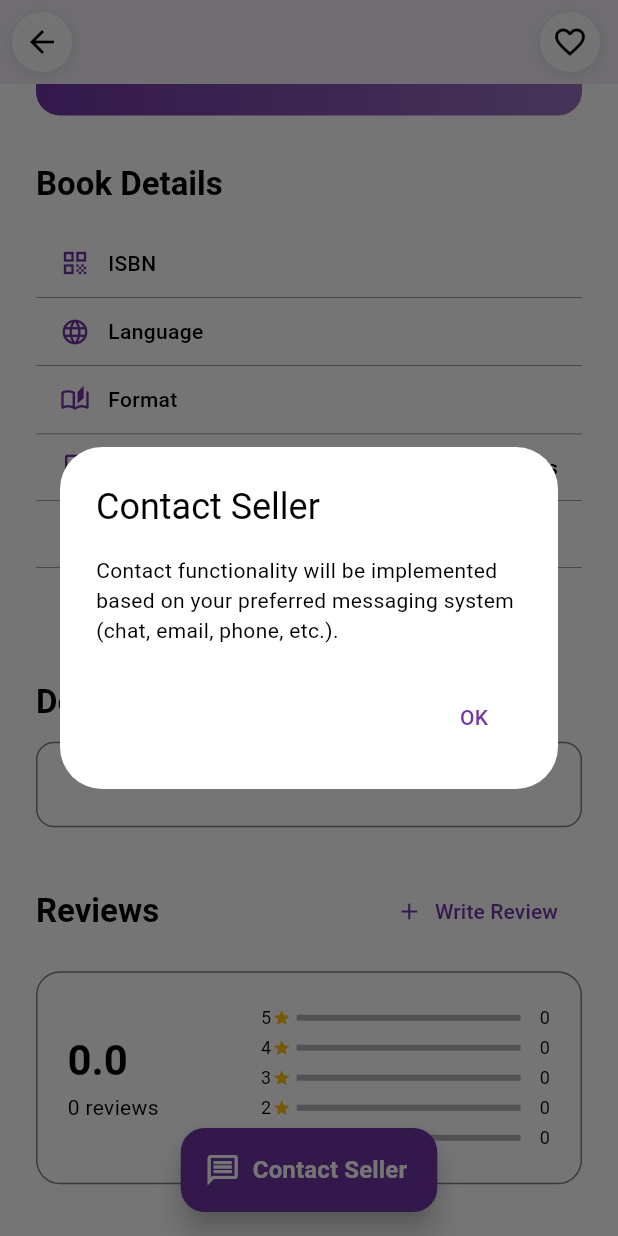
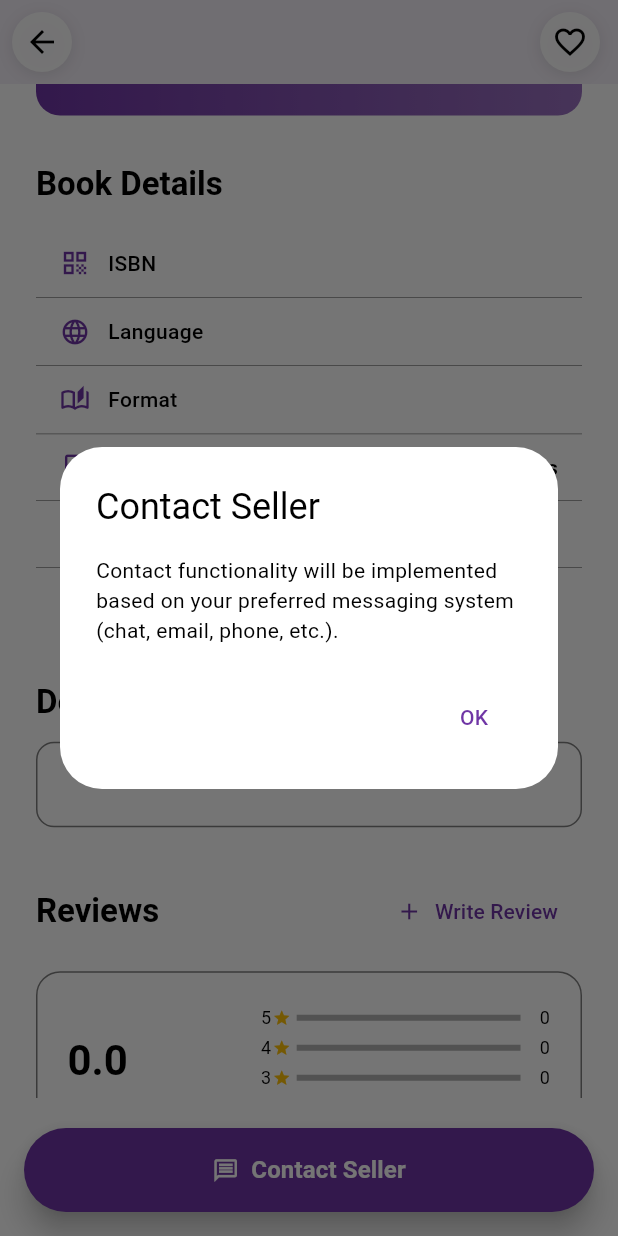
Before and after one commit to SahandMohammed/pertukekem, a Flutter app: the ListingDetailsScreen screen opened directly with empty values, scrolled down 576 dp, after a tap on "Contact Seller", on a phone screen of 412 x 824 dp. Run offline on Flutter 3.47's test engine with Material 3 defaults, Android fonts, the phone set to English and light mode, and no system bars; our stand-ins replace cloud_firestore, country_picker, file_picker, firebase_auth, firebase_core, firebase_storage and 2 more; missing offline and left inert: flutter_pdfview; accounts and stored records are empty; network calls fail.

Commit message:
feat: Replace floating action button with bottom navigation bar for improved layout and accessibility

```diff
--- a/lib/features/listings/view/listing_details_screen.dart
+++ b/lib/features/listings/view/listing_details_screen.dart
@@ -251,11 +251,9 @@ class _ListingDetailsScreenState extends State<ListingDetailsScreen> {
                 ),
               ),
             ),
-          ),
-        ],
+          ),        ],
       ),
-      floatingActionButton: _buildContactSellerButton(context),
-      floatingActionButtonLocation: FloatingActionButtonLocation.centerFloat,
+      bottomNavigationBar: _buildContactSellerButton(context),
     );
   }
 
@@ -749,56 +747,29 @@ class _ListingDetailsScreenState extends State<ListingDetailsScreen> {
         final Color buttonColor =
             showOwnershipInfo
                 ? colorScheme.surfaceVariant
-                : colorScheme.primary;
-        final Color textColor =
+                : colorScheme.primary;        final Color textColor =
             showOwnershipInfo
                 ? colorScheme.onSurfaceVariant
-                : colorScheme.onPrimary;
-
-        return Container(
+                : colorScheme.onPrimary;        return Container(
           width: double.infinity,
-          margin: const EdgeInsets.symmetric(horizontal: 24),
-          child: Column(
-            mainAxisSize: MainAxisSize.min,
-            children: [
-              // Show ownership indicator if user owns the book
-              if (showOwnershipInfo) ...[
-                Container(
-                  padding: const EdgeInsets.symmetric(
-                    horizontal: 16,
-                    vertical: 8,
-                  ),
-                  margin: const EdgeInsets.only(bottom: 8),
-                  decoration: BoxDecoration(
-                    color: colorScheme.primaryContainer.withOpacity(0.3),
-                    borderRadius: BorderRadius.circular(20),
-                    border: Border.all(
-                      color: colorScheme.primary.withOpacity(0.3),
-                    ),
-                  ),
-                  child: Row(
-                    mainAxisSize: MainAxisSize.min,
-                    children: [
-                      Icon(
-                        Icons.library_books,
-                        color: colorScheme.primary,
-                        size: 16,
-                      ),
-                      const SizedBox(width: 6),
-                      Text(
-                        'You own this book',
-                        style: TextStyle(
-                          color: colorScheme.primary,
-                          fontSize: 12,
-                          fontWeight: FontWeight.w600,
-                        ),
-                      ),
-                    ],
-                  ),
-                ),
+          decoration: BoxDecoration(
+            gradient: LinearGradient(
+              begin: Alignment.topCenter,
+              end: Alignment.bottomCenter,
+              colors: [
+                colorScheme.surface.withOpacity(0.0),
+                colorScheme.surface.withOpacity(0.9),
+                colorScheme.surface,
               ],
-
-              FloatingActionButton.extended(
+              stops: const [0.0, 0.5, 1.0],
+            ),
+          ),
+          padding: const EdgeInsets.fromLTRB(16, 20, 16, 16),
+          child: SafeArea(
+            child: SizedBox(
+              width: double.infinity,
+              height: 56,
+              child: ElevatedButton.icon(
                 onPressed: () {
                   if (isCustomer) {
                     _showBuyNowDialog(context);
@@ -806,9 +777,14 @@ class _ListingDetailsScreenState extends State<ListingDetailsScreen> {
                     _showContactDialog(context);
                   }
                 },
-                backgroundColor: buttonColor,
-                foregroundColor: textColor,
-                elevation: showOwnershipInfo ? 2 : 8,
+                style: ElevatedButton.styleFrom(
+                  backgroundColor: buttonColor,
+                  foregroundColor: textColor,
+                  elevation: showOwnershipInfo ? 2 : 8,
+                  shape: RoundedRectangleBorder(
+                    borderRadius: BorderRadius.circular(28),
+                  ),
+                ),
                 label: Text(
                   showOwnershipInfo
                       ? 'View in Library'
@@ -826,7 +802,7 @@ class _ListingDetailsScreenState extends State<ListingDetailsScreen> {
                           : Icons.message_outlined),
                 ),
               ),
-            ],
+            ),
           ),
         );
       },
```
